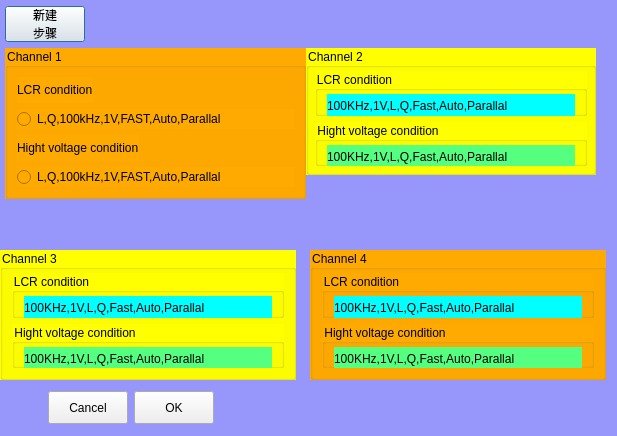
Before: the Qt Designer form UiFiles/clsWKEControlBox.ui in caicaiking/WKELightWave, drawn with Qt 5.
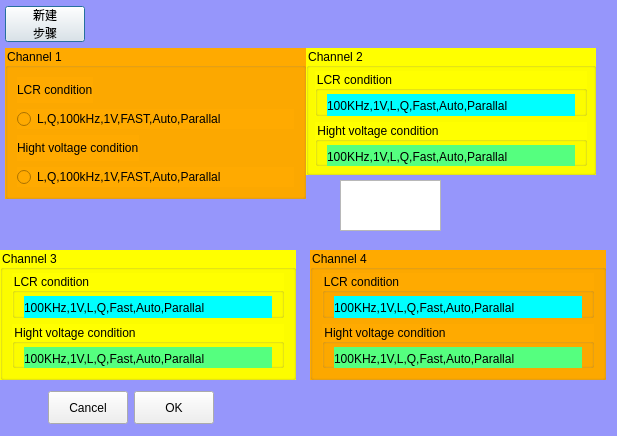
After: the same form once the commit is applied. Custom widgets are drawn as their Qt base class.

Patch:
```diff
--- a/UiFiles/clsWKEControlBox.ui
+++ b/UiFiles/clsWKEControlBox.ui
@@ -289,7 +289,7 @@
     </item>
    </layout>
   </widget>
-  <widget class="QWidget" name="">
+  <widget class="QWidget" name="layoutWidget">
    <property name="geometry">
     <rect>
      <x>5</x>
@@ -417,7 +417,7 @@
     </item>
    </layout>
   </widget>
-  <widget class="QWidget" name="">
+  <widget class="QWidget" name="layoutWidget">
    <property name="geometry">
     <rect>
      <x>10</x>
@@ -474,6 +474,16 @@
     </item>
    </layout>
   </widget>
+  <widget class="QTextEdit" name="textEdit">
+   <property name="geometry">
+    <rect>
+     <x>340</x>
+     <y>180</y>
+     <width>101</width>
+     <height>51</height>
+    </rect>
+   </property>
+  </widget>
  </widget>
  <customwidgets>
   <customwidget>
```
Left out of the diff: 2 changed lines with no effect on the pictures.
